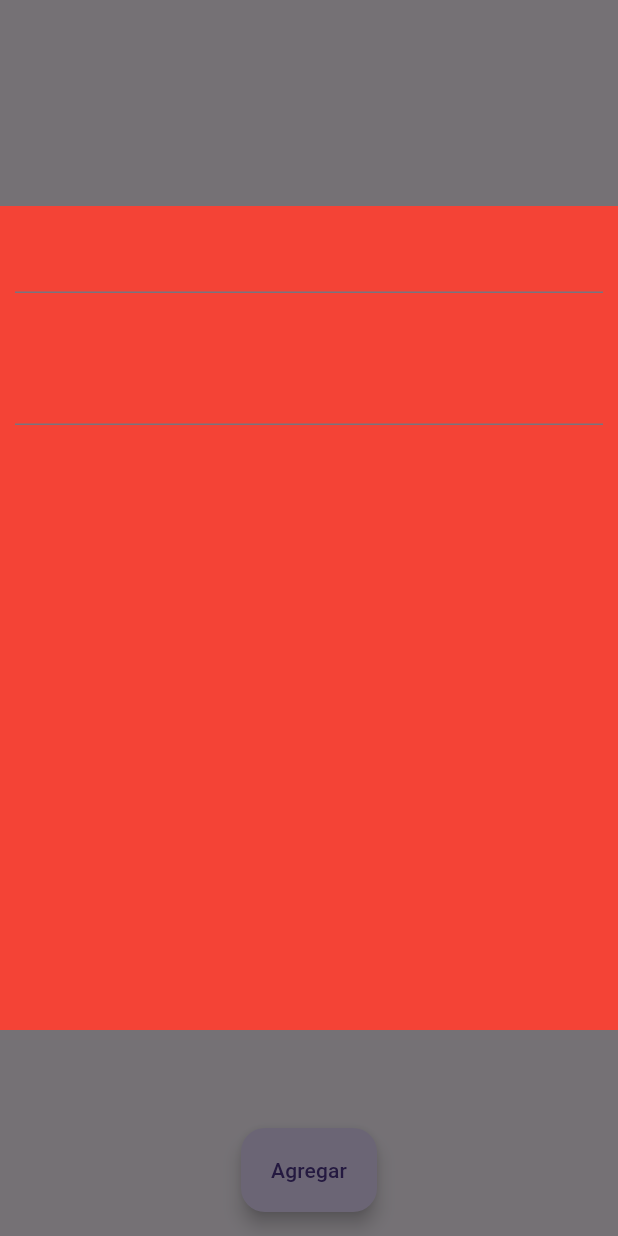
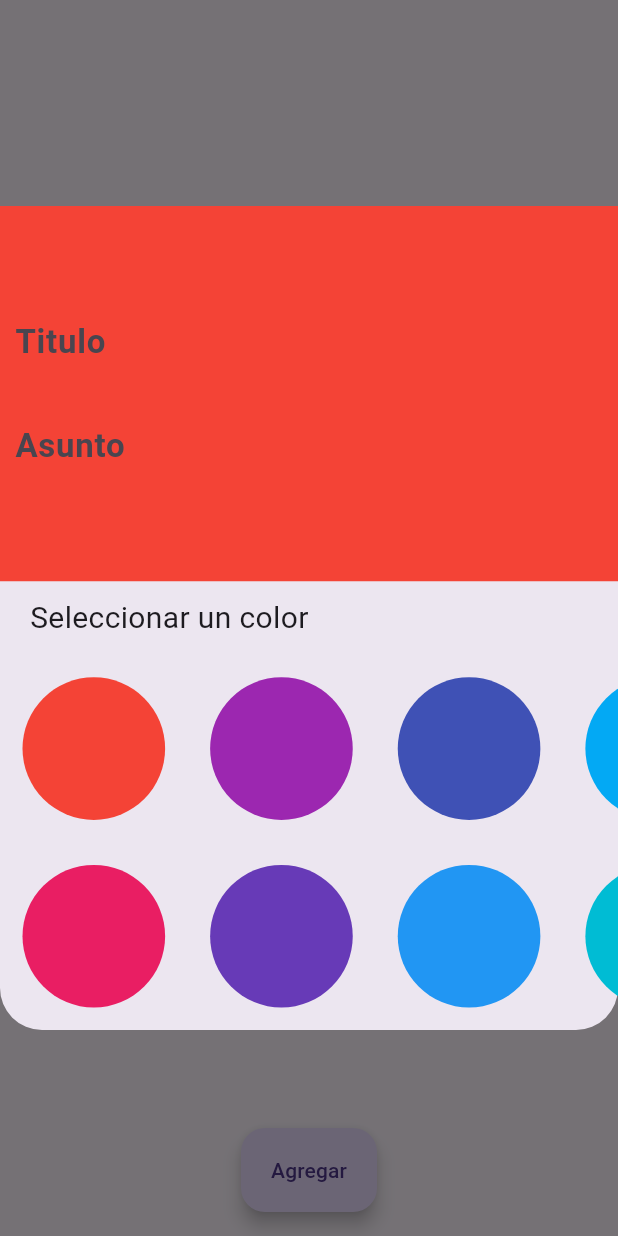
Before and after one commit to MartinEduardoCamilo/TodoApp, a Flutter app: the screen it shows after launch, after a tap on "Agregar", on a phone screen of 412 x 824 dp. Run offline on Flutter 3.47's test engine with Material 2 defaults, Android fonts, the phone set to English and light mode, and no system bars; missing offline and left inert: dart:ffi, dart:js.

Commit message:
Vista del formulario

```diff
--- a/lib/main.dart
+++ b/lib/main.dart
@@ -11,6 +11,7 @@ class MyApp extends StatelessWidget {
   // This widget is the root of your application.
   @override
   Widget build(BuildContext context) {
+
     return MaterialApp(
       debugShowCheckedModeBanner: false,
       title: 'Flutter Demo',
--- a/lib/pages/add_todo_page.dart
+++ b/lib/pages/add_todo_page.dart
@@ -31,21 +31,61 @@ class _AddTodoPageState extends State<AddTodoPage> {
               child: Container(
                 color: selectColor,
                 child: Column(
+                  mainAxisSize: MainAxisSize.min,
+                  mainAxisAlignment: MainAxisAlignment.center,
                   children: <Widget>[
                     Container(
                         margin: const EdgeInsets.all(10),
-                        child: TextFormField()
-                    ),
-                    const SizedBox(height: 20,),
+                        child: TextFormField(
+                          controller: titulo,
+                          textAlign: TextAlign.left,
+                          style: const TextStyle(
+                              fontSize: 22, fontWeight: FontWeight.bold),
+                          decoration: const InputDecoration(
+                              hintText: "Titulo", border: InputBorder.none),
+                        )),
                     Container(
                         margin: const EdgeInsets.all(10),
                         child: TextFormField(
-                        )
-                    )
+                          controller: asunto,
+                          textAlign: TextAlign.left,
+                          style: const TextStyle(
+                              fontSize: 22, fontWeight: FontWeight.bold),
+                          decoration: const InputDecoration(
+                              hintText: "Asunto", border: InputBorder.none),
+                        ))
                   ],
                 ),
               ),
-            )
+            ),
+            const Padding(
+              padding: EdgeInsets.symmetric(horizontal: 20.0,vertical: 10.0),
+              child: Text("Seleccionar un color",style: TextStyle(fontSize: 20),),
+            ),
+            Expanded(
+                child: GridView.builder(
+              scrollDirection: Axis.horizontal,
+              gridDelegate: const SliverGridDelegateWithFixedCrossAxisCount(
+                crossAxisCount: 2,
+              ),
+              itemCount: Colors.primaries.length,
+              itemBuilder: (context, index) {
+                final color = Colors.primaries[index];
+                return Container(
+                  padding:
+                      const EdgeInsets.symmetric(horizontal: 15.0, vertical: 5),
+                  child: InkWell(
+                    onTap: () => setState(() {
+                      selectColor = color;
+                    }),
+                    child: CircleAvatar(
+                      radius: 30,
+                      backgroundColor: color,
+                    ),
+                  ),
+                );
+              },
+            ))
           ],
         ),
       ),
```
